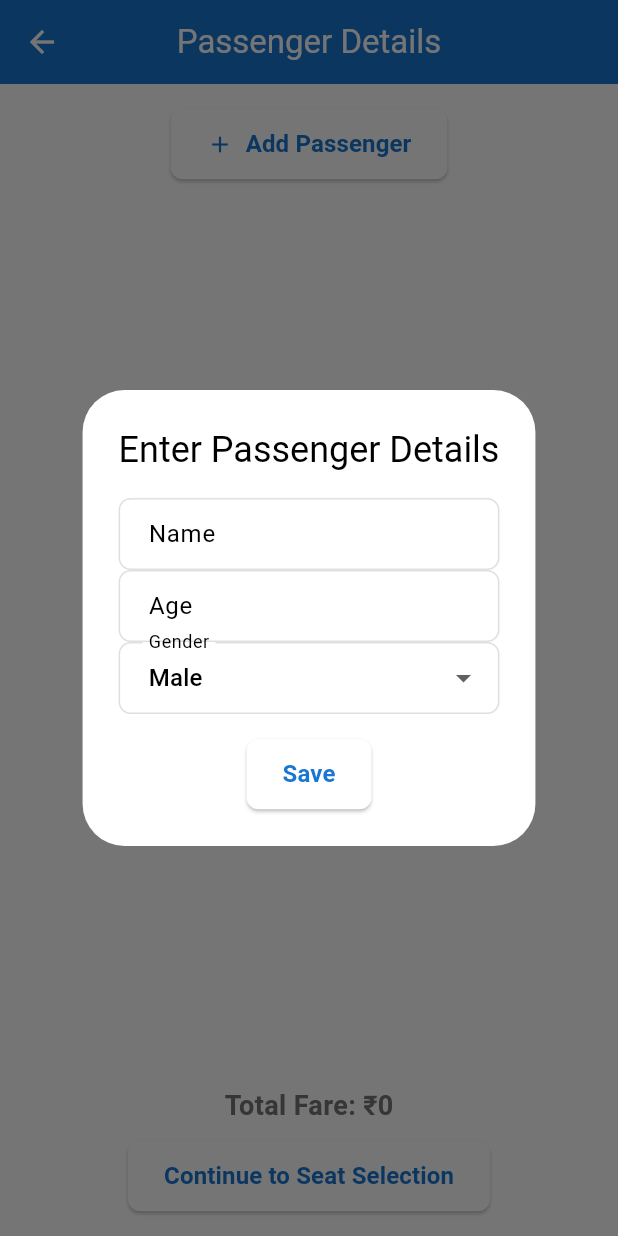
After one commit to febikaji16/Trainticket, a Flutter app: the PassengerDetailsScreen screen opened directly, after a tap on "Add Passenger", on a phone screen of 412 x 824 dp. The commit adds this screen. Run offline on Flutter 3.47's test engine with Material 3 defaults, Android fonts, the phone set to English and light mode, and no system bars.

Commit message:
Added navigation routes and fixed main.dart structure for Train Booking flow

```diff
--- a/lib/constants/theme.dart
+++ b/lib/constants/theme.dart
@@ -9,7 +9,7 @@ class AppTheme {
         primary: AppColors.primary,
         secondary: AppColors.accent,
         surface: AppColors.card,
-        background: AppColors.background,
+        // background: AppColors.background,
         error: AppColors.error,
       ),
 
--- /dev/null
+++ b/lib/screens/booking/passenger_details_screen.dart
@@ -0,0 +1,70 @@
+import 'package:flutter/material.dart';
+// import 'widgets/passenger_form.dart';
+import 'widgets/add_passenger_widget.dart';
+
+class PassengerDetailsScreen extends StatefulWidget {
+  const PassengerDetailsScreen({super.key});
+
+  @override
+  State<PassengerDetailsScreen> createState() => _PassengerDetailsScreenState();
+}
+
+class _PassengerDetailsScreenState extends State<PassengerDetailsScreen> {
+  final List<Map<String, dynamic>> passengers = [];
+
+  void addPassenger(Map<String, dynamic> passenger) {
+    setState(() {
+      passengers.add(passenger);
+    });
+  }
+
+  void removePassenger(int index) {
+    setState(() {
+      passengers.removeAt(index);
+    });
+  }
+
+  int calculateTotalFare() {
+    const int farePerPerson = 900; // can depend on class selection
+    return passengers.length * farePerPerson;
+  }
+
+  @override
+  Widget build(BuildContext context) {
+    return Scaffold(
+      appBar: AppBar(title: const Text("Passenger Details")),
+      body: Padding(
+        padding: const EdgeInsets.all(16),
+        child: Column(
+          children: [
+            AddPassengerWidget(onAdd: addPassenger),
+            Expanded(
+              child: ListView.builder(
+                itemCount: passengers.length,
+                itemBuilder: (context, index) => Card(
+                  margin: const EdgeInsets.symmetric(vertical: 6),
+                  child: ListTile(
+                    title: Text("${passengers[index]['name']} (${passengers[index]['age']})"),
+                    subtitle: Text("Gender: ${passengers[index]['gender']}"),
+                    trailing: IconButton(
+                      icon: const Icon(Icons.delete, color: Colors.red),
+                      onPressed: () => removePassenger(index),
+                    ),
+                  ),
+                ),
+              ),
+            ),
+            const SizedBox(height: 20),
+            Text("Total Fare: ₹${calculateTotalFare()}",
+                style: const TextStyle(fontSize: 18, fontWeight: FontWeight.bold)),
+            const SizedBox(height: 10),
+            ElevatedButton(
+              onPressed: () => Navigator.pushNamed(context, '/seatSelection'),
+              child: const Text("Continue to Seat Selection"),
+            ),
+          ],
+        ),
+      ),
+    );
+  }
+}
--- /dev/null
+++ b/lib/screens/booking/widgets/add_passenger_widget.dart
@@ -0,0 +1,26 @@
+import 'package:flutter/material.dart';
+import 'passenger_form.dart';
+
+class AddPassengerWidget extends StatelessWidget {
+  final Function(Map<String, dynamic>) onAdd;
+
+  const AddPassengerWidget({super.key, required this.onAdd});
+
+  @override
+  Widget build(BuildContext context) {
+    return ElevatedButton.icon(
+      icon: const Icon(Icons.add),
+      label: const Text("Add Passenger"),
+      onPressed: () async {
+        final passenger = await showDialog<Map<String, dynamic>>(
+          context: context,
+          builder: (context) => AlertDialog(
+            title: const Text("Enter Passenger Details"),
+            content: PassengerForm(),
+          ),
+        );
+        if (passenger != null) onAdd(passenger);
+      },
+    );
+  }
+}
--- /dev/null
+++ b/lib/screens/booking/widgets/passenger_form.dart
@@ -0,0 +1,60 @@
+import 'package:flutter/material.dart';
+
+class PassengerForm extends StatefulWidget {
+  const PassengerForm({super.key});
+
+  @override
+  State<PassengerForm> createState() => _PassengerFormState();
+}
+
+class _PassengerFormState extends State<PassengerForm> {
+  final _formKey = GlobalKey<FormState>();
+  String? name;
+  int? age;
+  String? gender = 'Male';
+
+  @override
+  Widget build(BuildContext context) {
+    return Form(
+      key: _formKey,
+      child: Column(
+        mainAxisSize: MainAxisSize.min,
+        children: [
+          TextFormField(
+            decoration: const InputDecoration(labelText: 'Name'),
+            validator: (value) => value!.isEmpty ? 'Enter name' : null,
+            onSaved: (value) => name = value,
+          ),
+          TextFormField(
+            decoration: const InputDecoration(labelText: 'Age'),
+            keyboardType: TextInputType.number,
+            validator: (value) => value!.isEmpty ? 'Enter age' : null,
+            onSaved: (value) => age = int.tryParse(value ?? '0'),
+          ),
+          DropdownButtonFormField<String>(
+            initialValue: gender,
+            items: ['Male', 'Female', 'Other']
+                .map((g) => DropdownMenuItem(value: g, child: Text(g)))
+                .toList(),
+            onChanged: (val) => setState(() => gender = val),
+            decoration: const InputDecoration(labelText: 'Gender'),
+          ),
+          const SizedBox(height: 16),
+          ElevatedButton(
+            onPressed: () {
+              if (_formKey.currentState!.validate()) {
+                _formKey.currentState!.save();
+                Navigator.pop(context, {
+                  'name': name,
+                  'age': age,
+                  'gender': gender,
+                });
+              }
+            },
+            child: const Text('Save'),
+          ),
+        ],
+      ),
+    );
+  }
+}
```
Also changed, not shown: lib/main.dart (+3 -5 lines), lib/screens/seat_selection/seat_selection_screen.dart (added, +47 -0 lines), lib/screens/train_details/train_details_screen.dart (added, +53 -0 lines), lib/screens/train_details/widgets/availability_widget.dart (added, +27 -0 lines), lib/screens/train_details/widgets/fare_breakdown_widget.dart (added, +27 -0 lines), pubspec.lock, 1 other file.
